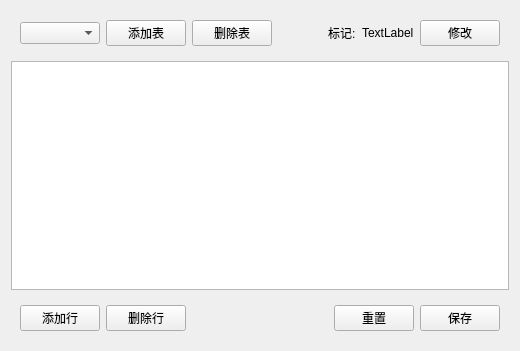
The window that attach.ui (sophoman/PointTool) describes before a commit, drawn with Qt 5.
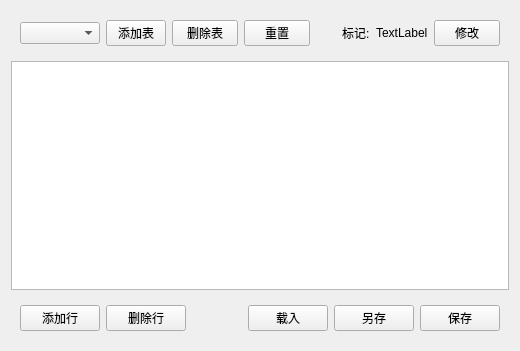
The same window after the commit. Custom widgets are drawn as their Qt base class.

Commit message: Json的另存和载入

```diff
--- a/attach.ui
+++ b/attach.ui
@@ -34,7 +34,7 @@
   <layout class="QVBoxLayout" name="verticalLayout">
    <item>
     <widget class="QWidget" name="widget_2" native="true">
-     <layout class="QHBoxLayout" name="horizontalLayout_2" stretch="0,0,0,0,0,0,0">
+     <layout class="QHBoxLayout" name="horizontalLayout_2" stretch="0,0,0,0,0,0,0,0">
       <property name="leftMargin">
        <number>9</number>
       </property>
@@ -62,6 +62,18 @@
           <verstretch>0</verstretch>
          </sizepolicy>
         </property>
+        <property name="minimumSize">
+         <size>
+          <width>60</width>
+          <height>0</height>
+         </size>
+        </property>
+        <property name="maximumSize">
+         <size>
+          <width>70</width>
+          <height>16777215</height>
+         </size>
+        </property>
         <property name="text">
          <string>添加表</string>
         </property>
@@ -75,11 +87,36 @@
           <verstretch>0</verstretch>
          </sizepolicy>
         </property>
+        <property name="minimumSize">
+         <size>
+          <width>60</width>
+          <height>0</height>
+         </size>
+        </property>
         <property name="text">
          <string>删除表</string>
         </property>
        </widget>
       </item>
+      <item>
+       <widget class="QPushButton" name="btnReset">
+        <property name="sizePolicy">
+         <sizepolicy hsizetype="Fixed" vsizetype="Fixed">
+          <horstretch>0</horstretch>
+          <verstretch>0</verstretch>
+         </sizepolicy>
+        </property>
+        <property name="minimumSize">
+         <size>
+          <width>60</width>
+          <height>0</height>
+         </size>
+        </property>
+        <property name="text">
+         <string>重置</string>
+        </property>
+       </widget>
+      </item>
       <item>
        <spacer name="horizontalSpacer">
         <property name="orientation">
@@ -109,6 +146,18 @@
       </item>
       <item>
        <widget class="QPushButton" name="btnModifyFlag">
+        <property name="sizePolicy">
+         <sizepolicy hsizetype="Minimum" vsizetype="Fixed">
+          <horstretch>0</horstretch>
+          <verstretch>0</verstretch>
+         </sizepolicy>
+        </property>
+        <property name="minimumSize">
+         <size>
+          <width>60</width>
+          <height>0</height>
+         </size>
+        </property>
         <property name="text">
          <string>修改</string>
         </property>
@@ -182,15 +231,16 @@
        </spacer>
       </item>
       <item>
-       <widget class="QPushButton" name="btnReset">
-        <property name="sizePolicy">
-         <sizepolicy hsizetype="Fixed" vsizetype="Fixed">
-          <horstretch>0</horstretch>
-          <verstretch>0</verstretch>
-         </sizepolicy>
+       <widget class="QPushButton" name="btnLoad">
+        <property name="text">
+         <string>载入</string>
         </property>
+       </widget>
+      </item>
+      <item>
+       <widget class="QPushButton" name="btnSaveTo">
         <property name="text">
-         <string>重置</string>
+         <string>另存</string>
         </property>
        </widget>
       </item>
```
The commit also changes 4 other files.
